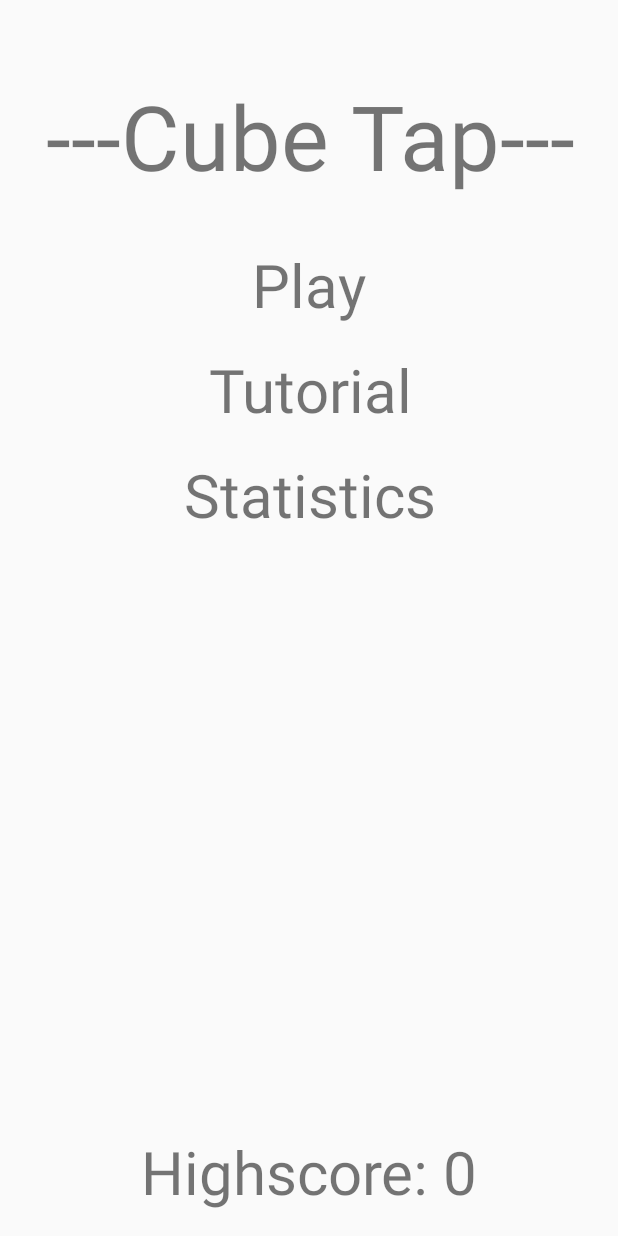
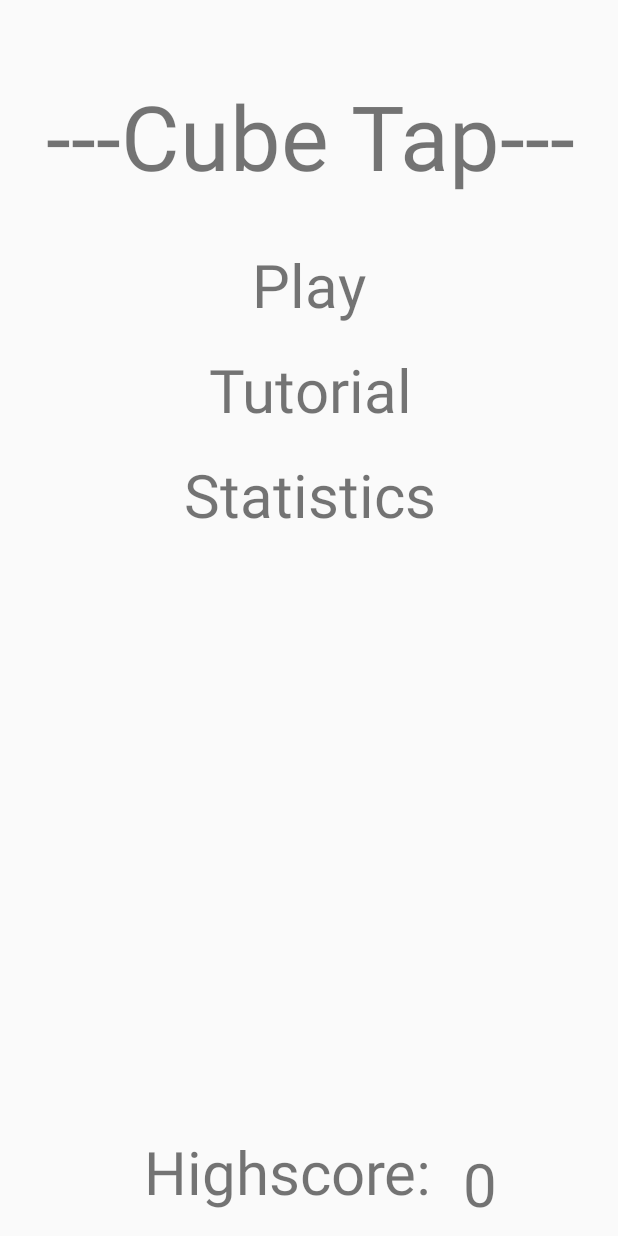
Before and after one commit to FunkBodySnatcher/Block_Game, an Android app: the screen it shows after launch (MainmenuActivity), on a phone screen of 412 x 824 dp. Run offline under Robolectric (Android 15) with nearby library versions, the phone set to English and light mode, and no system bars.

Commit message:
Track score and highscore

```diff
--- a/app/src/main/java/com/example/gard/block_game/MainmenuActivity.java
+++ b/app/src/main/java/com/example/gard/block_game/MainmenuActivity.java
@@ -9,11 +9,21 @@ import android.widget.TextView;
 
 public class MainmenuActivity extends AppCompatActivity {
     private TextView playText;
+    private TextView highscoreText;
 
     @Override
     protected void onCreate(Bundle savedInstanceState) {
         super.onCreate(savedInstanceState);
         setContentView(R.layout.activity_mainmenu);
+
+        highscoreText = (TextView) findViewById(R.id.highscoreCountText);
+
+        //Get score from MainActivity
+        Intent intent = getIntent();
+        int highscore = intent.getIntExtra("highscore", 0);
+
+        //Set the highscore
+        highscoreText.setText(String.valueOf(highscore));
 
         //Hide actionbar. May produce nullPointer....
         ActionBar actionBar = getSupportActionBar();
--- a/app/src/main/res/layout/activity_mainmenu.xml
+++ b/app/src/main/res/layout/activity_mainmenu.xml
@@ -66,7 +66,7 @@
         android:id="@+id/highscoreText"
         android:layout_width="wrap_content"
         android:layout_height="wrap_content"
-        android:text="Highscore: 0"
+        android:text="Highscore:"
         android:textSize="40sp"
         app:layout_constraintBottom_toBottomOf="parent"
         android:layout_marginBottom="16dp"
@@ -74,5 +74,18 @@
         app:layout_constraintLeft_toLeftOf="parent"
         android:layout_marginRight="8dp"
         app:layout_constraintRight_toRightOf="parent"
-        app:layout_constraintHorizontal_bias="0.503" />
+        app:layout_constraintHorizontal_bias="0.431" />
+
+    <TextView
+        android:id="@+id/highscoreCountText"
+        android:layout_width="21dp"
+        android:layout_height="46dp"
+        android:layout_marginRight="70dp"
+        android:text="0"
+        app:layout_constraintRight_toRightOf="parent"
+        android:textSize="40sp"
+        app:layout_constraintBottom_toBottomOf="parent"
+        android:layout_marginBottom="16dp"
+        app:layout_constraintLeft_toRightOf="@+id/highscoreText"
+        android:layout_marginLeft="8dp" />
 </android.support.constraint.ConstraintLayout>
```
Also changed, not shown: app/src/main/java/com/example/gard/block_game/MainActivity.java (+21 -1 lines).
